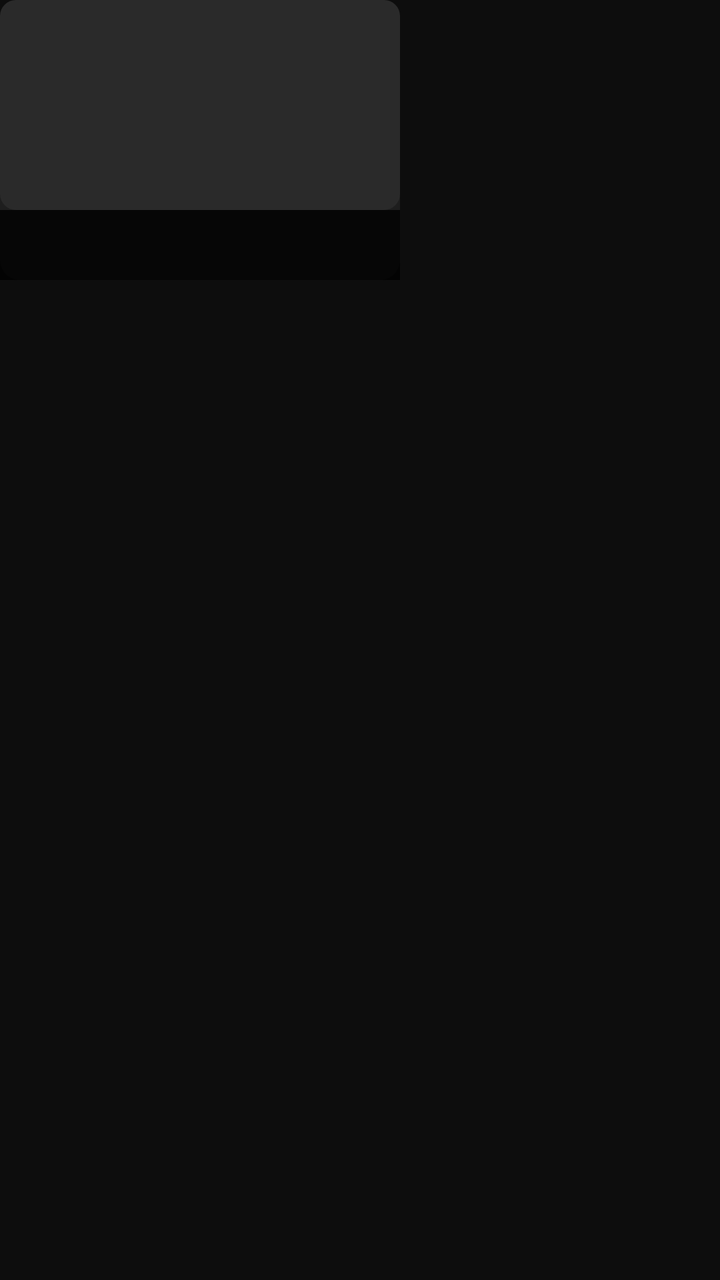
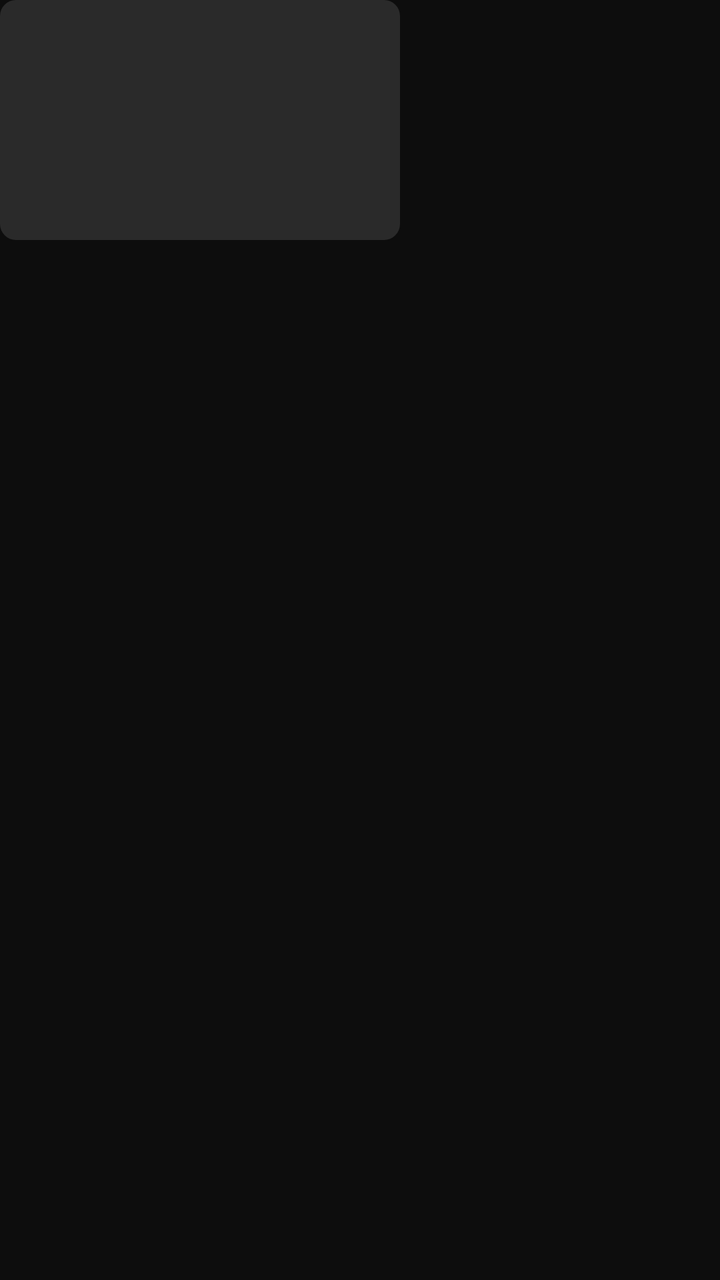

Screens rendered from an Android XML layout before and after an edit, with the pre-edit source and the edit as a unified diff.
<!-- AndroidManifest.xml: application theme Theme.ShrineLauncher -->
<!-- res/layout/item_channel_card.xml -->
<?xml version="1.0" encoding="utf-8"?>
<FrameLayout
    xmlns:android="http://schemas.android.com/apk/res/android"
    android:layout_width="wrap_content"
    android:layout_height="wrap_content"
    android:layout_marginHorizontal="6dp">

    <LinearLayout
        android:id="@+id/channelCardRoot"
        android:layout_width="200dp"
        android:layout_height="140dp"
        android:orientation="vertical"
        android:focusable="true"
        android:clickable="true"
        android:background="@drawable/bg_cw_card">

        <FrameLayout
            android:layout_width="match_parent"
            android:layout_height="0dp"
            android:layout_weight="1">

            <ImageView
                android:id="@+id/ivChannelArtwork"
                android:layout_width="match_parent"
                android:layout_height="match_parent"
                android:scaleType="centerCrop"
                android:src="@drawable/bg_card_placeholder" />

            
            <View
                android:id="@+id/channelFocusOverlay"
                android:layout_width="match_parent"
                android:layout_height="match_parent"
                android:background="@drawable/selector_focus_ring"
                android:visibility="gone" />
        </FrameLayout>

        
        <LinearLayout
            android:layout_width="match_parent"
            android:layout_height="wrap_content"
            android:orientation="vertical"
            android:background="#CC000000"
            android:paddingHorizontal="8dp"
            android:paddingTop="4dp"
            android:paddingBottom="4dp">

            <TextView
                android:id="@+id/tvChannelTitle"
                android:layout_width="match_parent"
                android:layout_height="wrap_content"
                android:textColor="@color/text_primary"
                android:textSize="11sp"
                android:textStyle="bold"
                android:maxLines="1"
                android:ellipsize="end" />

            <TextView
                android:id="@+id/tvChannelSubtitle"
                android:layout_width="match_parent"
                android:layout_height="wrap_content"
                android:textColor="@color/text_secondary"
                android:textSize="9sp"
                android:maxLines="1"
                android:ellipsize="end" />

            <ProgressBar
                android:id="@+id/pbChannelProgress"
                style="@android:style/Widget.ProgressBar.Horizontal"
                android:layout_width="match_parent"
                android:layout_height="3dp"
                android:layout_marginTop="3dp"
                android:progressTint="@color/accent"
                android:progressBackgroundTint="#44FFFFFF"
                android:max="100"
                android:progress="0"
                android:visibility="gone" />
        </LinearLayout>
    </LinearLayout>

</FrameLayout>
<!-- resources referenced by this layout -->
<resources>
  <color name="accent">#E53935</color>
  <color name="text_primary">#FFFFFF</color>
  <color name="text_secondary">#B0B0B0</color>
  <!-- drawable bg_card_placeholder (drawable) -->
  <?xml version="1.0" encoding="utf-8"?>
  <shape xmlns:android="http://schemas.android.com/apk/res/android" android:shape="rectangle">
      <solid android:color="#2A2A2A" />
      <corners android:radius="8dp" />
  </shape>
  <!-- drawable bg_cw_card (drawable) -->
  <?xml version="1.0" encoding="utf-8"?>
  <shape xmlns:android="http://schemas.android.com/apk/res/android"
      android:shape="rectangle">
      <solid android:color="#1E1E1E" />
      <corners android:radius="10dp" />
  </shape>
  <!-- drawable selector_focus_ring (drawable) -->
  <?xml version="1.0" encoding="utf-8"?>
  <selector xmlns:android="http://schemas.android.com/apk/res/android">
      <item android:state_focused="true">
          <shape android:shape="rectangle">
              <stroke android:width="3dp" android:color="@color/focus_ring" />
              <corners android:radius="10dp" />
              <solid android:color="#00000000" />
          </shape>
      </item>
      <item>
          <shape android:shape="rectangle">
              <stroke android:width="0dp" android:color="#00000000" />
              <solid android:color="#00000000" />
          </shape>
      </item>
  </selector>
  <style name="Theme.ShrineLauncher" parent="Theme.AppCompat.NoActionBar">
          <item name="android:windowBackground">@color/bg_dark</item>
          <item name="android:statusBarColor">@color/bg_dark</item>
          <item name="android:navigationBarColor">@color/bg_dark</item>
          <item name="colorPrimary">@color/accent</item>
          <item name="colorAccent">@color/accent</item>
          <item name="android:textColorPrimary">@color/text_primary</item>
          <item name="android:textColorSecondary">@color/text_secondary</item>
          <item name="android:windowFullscreen">true</item>
      </style>
  <color name="focus_ring">#E53935</color>
  <color name="bg_dark">#0D0D0D</color>
</resources>

<!-- the commit's change to res/layout/item_channel_card.xml (unified diff, before → after) -->
@@ -1,81 +1,66 @@
 <?xml version="1.0" encoding="utf-8"?>
-<FrameLayout
+<LinearLayout
     xmlns:android="http://schemas.android.com/apk/res/android"
     android:layout_width="wrap_content"
     android:layout_height="wrap_content"
+    android:orientation="vertical"
     android:layout_marginHorizontal="6dp">
 
-    <LinearLayout
+    <FrameLayout
         android:id="@+id/channelCardRoot"
         android:layout_width="200dp"
-        android:layout_height="140dp"
-        android:orientation="vertical"
+        android:layout_height="120dp"
         android:focusable="true"
-        android:clickable="true"
-        android:background="@drawable/bg_cw_card">
+        android:clickable="true">
 
-        <FrameLayout
+        <ImageView
+            android:id="@+id/ivChannelArtwork"
             android:layout_width="match_parent"
-            android:layout_height="0dp"
-            android:layout_weight="1">
+            android:layout_height="match_parent"
+            android:scaleType="centerCrop"
+            android:src="@drawable/bg_card_placeholder" />
 
-            <ImageView
-                android:id="@+id/ivChannelArtwork"
-                android:layout_width="match_parent"
-                android:layout_height="match_parent"
-                android:scaleType="centerCrop"
-                android:src="@drawable/bg_card_placeholder" />
+        <ProgressBar
+            android:id="@+id/pbChannelProgress"
+            style="@android:style/Widget.ProgressBar.Horizontal"
+            android:layout_width="match_parent"
+            android:layout_height="3dp"
+            android:layout_gravity="bottom"
+            android:progressTint="@color/accent"
+            android:progressBackgroundTint="#44FFFFFF"
+            android:max="100"
+            android:progress="0"
+            android:visibility="gone" />
 
-            
-            <View
-                android:id="@+id/channelFocusOverlay"
-                android:layout_width="match_parent"
-                android:layout_height="match_parent"
-                android:background="@drawable/selector_focus_ring"
-                android:visibility="gone" />
-        </FrameLayout>
+        <View
+            android:id="@+id/channelFocusOverlay"
+            android:layout_width="match_parent"
+            android:layout_height="match_parent"
+            android:visibility="gone" />
+    </FrameLayout>
 
-        
-        <LinearLayout
-            android:layout_width="match_parent"
-            android:layout_height="wrap_content"
-            android:orientation="vertical"
-            android:background="#CC000000"
-            android:paddingHorizontal="8dp"
-            android:paddingTop="4dp"
-            android:paddingBottom="4dp">
+    <TextView
+        android:id="@+id/tvChannelTitle"
+        android:layout_width="200dp"
+        android:layout_height="wrap_content"
+        android:layout_marginTop="4dp"
+        android:textColor="@color/text_primary"
+        android:textSize="11sp"
+        android:textStyle="bold"
+        android:maxLines="1"
+        android:ellipsize="end"
+        android:gravity="center"
+        android:visibility="gone" />
 
-            <TextView
-                android:id="@+id/tvChannelTitle"
-                android:layout_width="match_parent"
-                android:layout_height="wrap_content"
-                android:textColor="@color/text_primary"
-                android:textSize="11sp"
-                android:textStyle="bold"
-                android:maxLines="1"
-                android:ellipsize="end" />
+    <TextView
+        android:id="@+id/tvChannelSubtitle"
+        android:layout_width="200dp"
+        android:layout_height="wrap_content"
+        android:textColor="@color/text_secondary"
+        android:textSize="9sp"
+        android:maxLines="1"
+        android:ellipsize="end"
+        android:gravity="center"
+        android:visibility="gone" />
 
-            <TextView
-                android:id="@+id/tvChannelSubtitle"
-                android:layout_width="match_parent"
-                android:layout_height="wrap_content"
-                android:textColor="@color/text_secondary"
-                android:textSize="9sp"
-                android:maxLines="1"
-                android:ellipsize="end" />
-
-            <ProgressBar
-                android:id="@+id/pbChannelProgress"
-                style="@android:style/Widget.ProgressBar.Horizontal"
-                android:layout_width="match_parent"
-                android:layout_height="3dp"
-                android:layout_marginTop="3dp"
-                android:progressTint="@color/accent"
-                android:progressBackgroundTint="#44FFFFFF"
-                android:max="100"
-                android:progress="0"
-                android:visibility="gone" />
-        </LinearLayout>
-    </LinearLayout>
-
-</FrameLayout>
+</LinearLayout>
<!-- resource entries referenced after the edit -->
@@ -9,30 +9,6 @@
       <solid android:color="#2A2A2A" />
       <corners android:radius="8dp" />
   </shape>
-  <!-- drawable bg_cw_card (drawable) -->
-  <?xml version="1.0" encoding="utf-8"?>
-  <shape xmlns:android="http://schemas.android.com/apk/res/android"
-      android:shape="rectangle">
-      <solid android:color="#1E1E1E" />
-      <corners android:radius="10dp" />
-  </shape>
-  <!-- drawable selector_focus_ring (drawable) -->
-  <?xml version="1.0" encoding="utf-8"?>
-  <selector xmlns:android="http://schemas.android.com/apk/res/android">
-      <item android:state_focused="true">
-          <shape android:shape="rectangle">
-              <stroke android:width="3dp" android:color="@color/focus_ring" />
-              <corners android:radius="10dp" />
-              <solid android:color="#00000000" />
-          </shape>
-      </item>
-      <item>
-          <shape android:shape="rectangle">
-              <stroke android:width="0dp" android:color="#00000000" />
-              <solid android:color="#00000000" />
-          </shape>
-      </item>
-  </selector>
   <style name="Theme.ShrineLauncher" parent="Theme.AppCompat.NoActionBar">
           <item name="android:windowBackground">@color/bg_dark</item>
           <item name="android:statusBarColor">@color/bg_dark</item>
@@ -43,7 +19,6 @@
           <item name="android:textColorSecondary">@color/text_secondary</item>
           <item name="android:windowFullscreen">true</item>
       </style>
-  <color name="focus_ring">#E53935</color>
   <color name="bg_dark">#0D0D0D</color>
 </resources>
 
